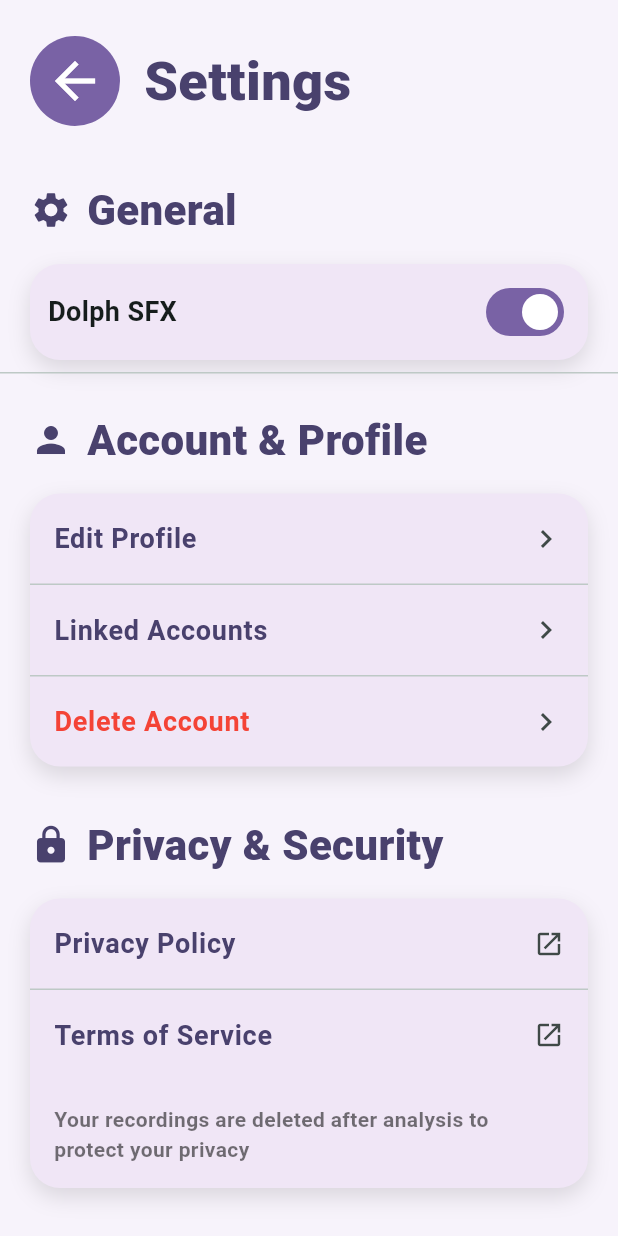
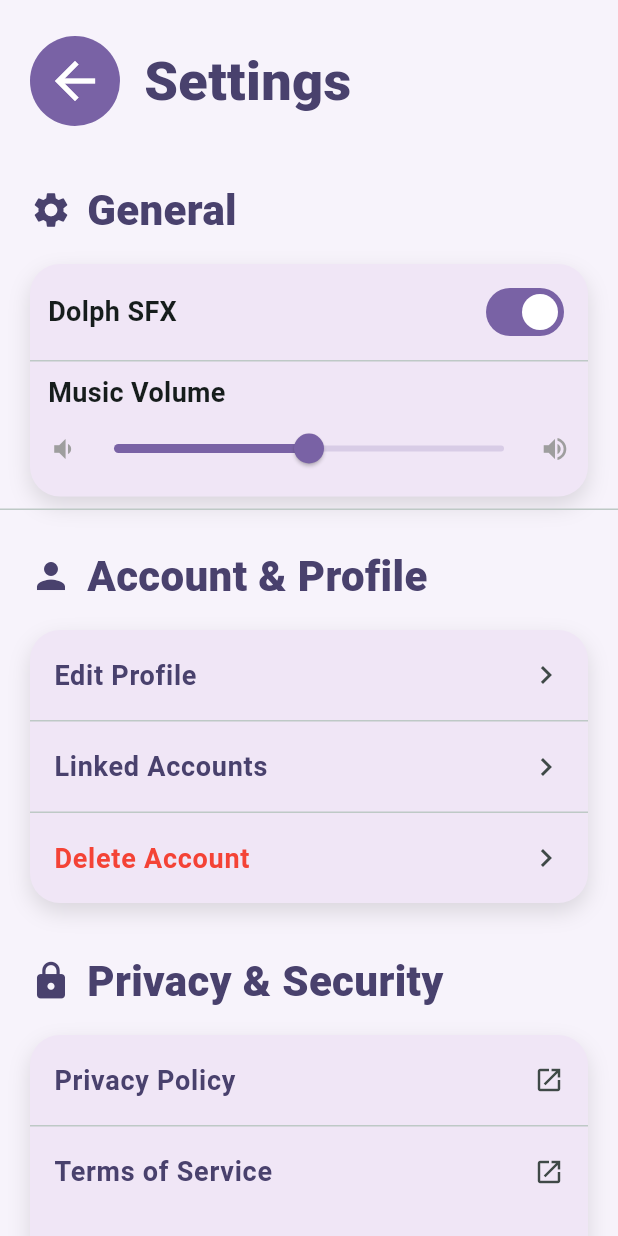
Before and after one commit to kemdav/voquadro, a Flutter app: the SettingsStage screen opened directly, on a phone screen of 412 x 824 dp. Run offline on Flutter 3.47's test engine with Material 3 defaults, Android fonts, the phone set to English and light mode, and no system bars; our stand-ins replace email_validator, flutter_dotenv, flutter_svg, image_picker, just_audio, logger and 3 more; missing offline and left inert: audio_session, flutter_pdfview, record; accounts and stored records are empty.

Commit message:
feat: add music volume

```diff
--- a/lib/screens/home/settings/settings_stage.dart
+++ b/lib/screens/home/settings/settings_stage.dart
@@ -81,6 +81,13 @@ class _SettingsStageState extends State<SettingsStage> {
                           label: 'Dolph SFX',
                           value: !soundService.isDolphSfxMuted,
                           onChanged: (v) => soundService.toggleDolphSfxMute(),
+                          activeColor: purpleMid,
+                        ),
+                        const _TileDivider(),
+                        _VolumeSliderRow(
+                          label: 'Music Volume',
+                          value: soundService.musicVolume,
+                          onChanged: (v) => soundService.setMusicVolume(v),
                           activeColor: purpleMid,
                         ),
                       ],
@@ -353,3 +360,51 @@ class _SwitchRow extends StatelessWidget {
     );
   }
 }
+
+class _VolumeSliderRow extends StatelessWidget {
+  const _VolumeSliderRow({
+    required this.label,
+    required this.value,
+    required this.onChanged,
+    required this.activeColor,
+  });
+
+  final String label;
+  final double value;
+  final ValueChanged<double> onChanged;
+  final Color activeColor;
+
+  @override
+  Widget build(BuildContext context) {
+    return Padding(
+      padding: const EdgeInsets.symmetric(horizontal: 12, vertical: 8),
+      child: Column(
+        crossAxisAlignment: CrossAxisAlignment.start,
+        children: [
+          Text(
+            label,
+            style: const TextStyle(fontSize: 18, fontWeight: FontWeight.w700),
+          ),
+          Row(
+            children: [
+              Icon(
+                value == 0 ? Icons.volume_off : Icons.volume_down,
+                color: Colors.grey,
+                size: 20,
+              ),
+              Expanded(
+                child: Slider(
+                  value: value,
+                  onChanged: onChanged,
+                  activeColor: activeColor,
+                  inactiveColor: activeColor.withValues(alpha: 0.2),
+                ),
+              ),
+              Icon(Icons.volume_up, color: Colors.grey, size: 20),
+            ],
+          ),
+        ],
+      ),
+    );
+  }
+}
```
